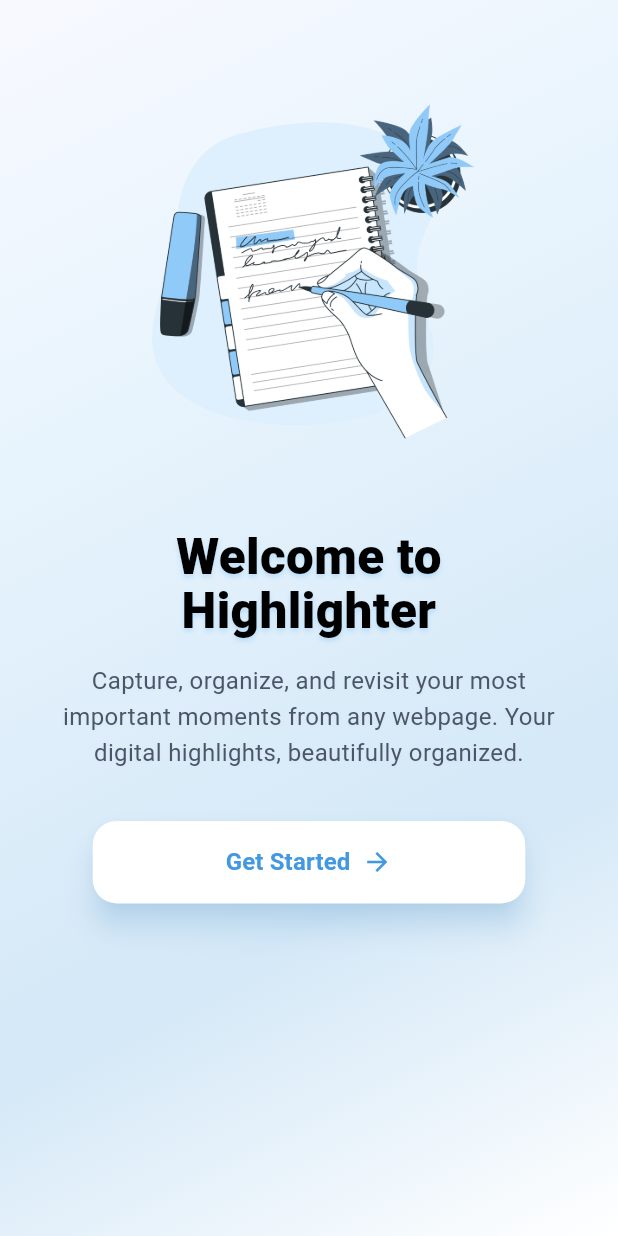
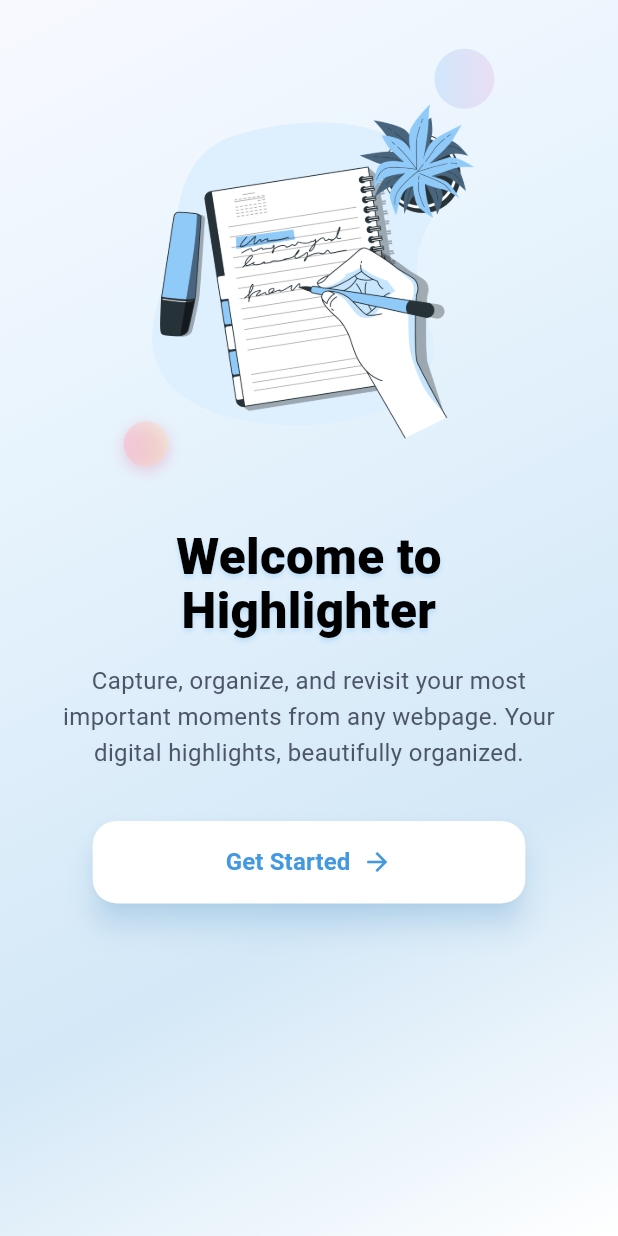
Before and after one commit to 3724801/smart-highliter-mobile-app, a Flutter app: the screen it shows after launch, on a phone screen of 412 x 824 dp. Run offline on Flutter 3.47's test engine with Material 3 defaults, Android fonts, the light colour scheme and no system bars; our stand-ins replace firebase_auth, firebase_core, google_sign_in, image_picker, shared_preferences; missing offline and left inert: mongo_dart; accounts and stored records are empty.

Commit message:
Enhance intro screen UI with gradient backgrounds and shadows for feature icons

```diff
--- a/lib/screens/intro_screen.dart
+++ b/lib/screens/intro_screen.dart
@@ -167,7 +167,16 @@ class _IntroScreenState extends State<IntroScreen>
                                   child: Container(
                                     width: 40,
                                     height: 40,
+                                    decoration: BoxDecoration(
+                                      gradient: LinearGradient(
+                                        colors: [
+                                          Colors.blue[100]!.withOpacity(0.6),
+                                          Colors.purple[100]!.withOpacity(0.4),
+                                        ],
+                                      ),
+                                      shape: BoxShape.circle,
 
+                                    ),
                                   ),
                                 ),
                               );
@@ -184,7 +193,22 @@ class _IntroScreenState extends State<IntroScreen>
                                   child: Container(
                                     width: 30,
                                     height: 30,
-
+                                    decoration: BoxDecoration(
+                                      gradient: LinearGradient(
+                                        colors: [
+                                          Colors.pink[100]!.withOpacity(0.6),
+                                          Colors.orange[100]!.withOpacity(0.4),
+                                        ],
+                                      ),
+                                      shape: BoxShape.circle,
+                                      boxShadow: [
+                                        BoxShadow(
+                                          color: Colors.pink.withOpacity(0.2),
+                                          blurRadius: 8,
+                                          offset: const Offset(0, 3),
+                                        ),
+                                      ],
+                                    ),
                                   ),
                                 ),
                               );
```
